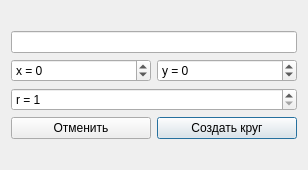
Qt form CircleDialog.ui (KapitoliyVZ/GeometricShapes) before a commit.
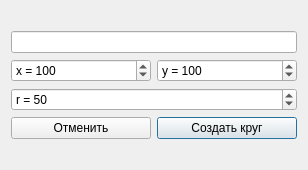
The same form after that commit.

The edit to the form file:
```diff
--- a/CircleDialog.ui
+++ b/CircleDialog.ui
@@ -37,6 +37,9 @@
        <property name="maximum">
         <number>500</number>
        </property>
+       <property name="value">
+        <number>100</number>
+       </property>
       </widget>
      </item>
      <item row="1" column="0">
@@ -50,6 +53,9 @@
        <property name="maximum">
         <number>500</number>
        </property>
+       <property name="value">
+        <number>100</number>
+       </property>
       </widget>
      </item>
      <item row="3" column="0">
@@ -70,6 +76,9 @@
        <property name="maximum">
         <number>200</number>
        </property>
+       <property name="value">
+        <number>50</number>
+       </property>
       </widget>
      </item>
      <item row="0" column="0" colspan="2">
```
